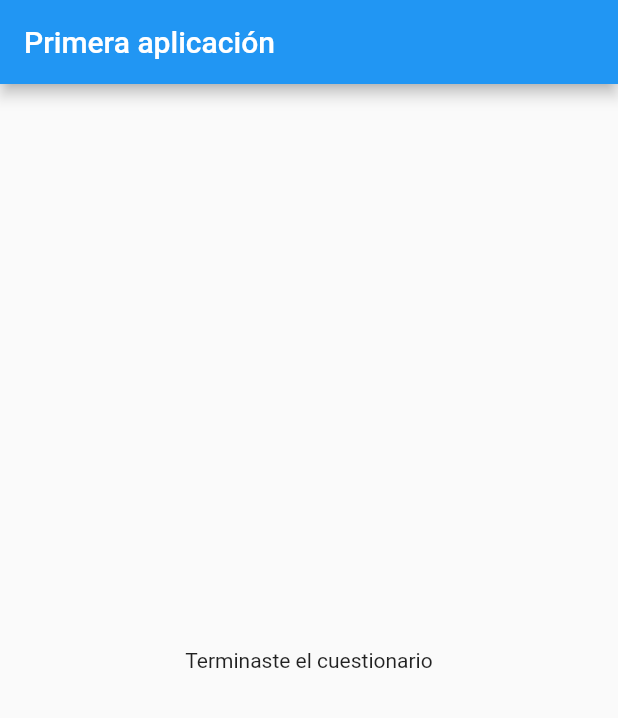
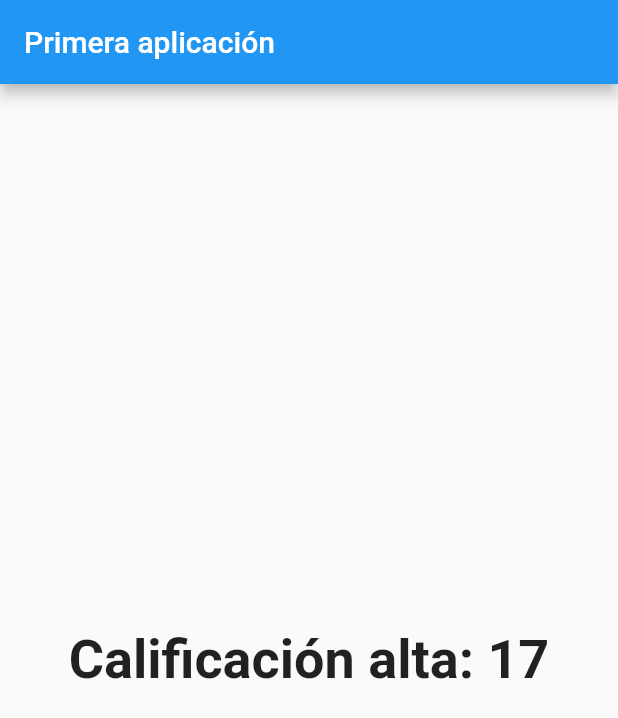
Before and after one commit to julioantonio12/flutter-app, a Flutter app: the screen it shows after launch, after a tap on "Naranja", after a tap on "Tortuga", after a tap on "Nemesis", on a phone screen of 412 x 824 dp. Shown: the top 718 px of the screen. Run offline on Flutter 3.47's test engine with Material 2 defaults, Android fonts, the phone set to English and light mode, and no system bars.

Commit message:
Implement score. Show score at the end of quiz

```diff
--- a/lib/main.dart
+++ b/lib/main.dart
@@ -17,23 +17,42 @@ class MyApp extends StatefulWidget {
 
 class _MyAppState extends State<MyApp> {
   var _questionIndex = 0;
+  var _totalScore = 0;
 
   final _questions = const [
     {
       'questionText': '¿Cuál es tu color favorito?',
-      'answers': ['Rojo', 'Verde', 'Amarillo', 'Naranja', 'Azúl']
+      'answers': [
+        {'text': 'Naranja', 'score': 4},
+        {'text': 'Verde', 'score': 10},
+        {'text': 'Azúl', 'score': 3},
+        {'text': 'Rojo', 'score': 1},
+        {'text': 'Amarillo', 'score': 6},
+      ]
     },
     {
       'questionText': '¿Cuál es tu animal preferido?',
-      'answers': ['Tortuga', 'León', 'Tigre', 'Tiburón']
+      'answers': [
+        {'text': 'Tigre', 'score': 5},
+        {'text': 'Tortuga', 'score': 10},
+        {'text': 'Tiburón', 'score': 2},
+        {'text': 'León', 'score': 7},
+      ]
     },
     {
       'questionText': '¿Quién es el mejor jugador de LoL?',
-      'answers': ['Dzukill', 'Nemesis', 'Faker']
+      'answers': [
+        {'text': 'Dzukill', 'score': 7},
+        {'text': 'Faker', 'score': 10},
+        {'text': 'Nemesis', 'score': 3},
+      ]
     },
   ];
 
-  void _answerQuestion() {
+  void _answerQuestion(int score) {
+    _totalScore += score;
+    print("score" + _totalScore.toString());
+
     setState(() {
       _questionIndex += 1;
     });
@@ -57,7 +76,7 @@ class _MyAppState extends State<MyApp> {
                 questionIndex: _questionIndex,
                 questions: _questions,
               )
-            : Result(),
+            : Result(_totalScore),
       ),
     );
   }
--- a/lib/quiz.dart
+++ b/lib/quiz.dart
@@ -16,8 +16,9 @@ class Quiz extends StatelessWidget {
   Widget build(BuildContext context) {
     return Column(children: [
       Question(questions[questionIndex]['questionText']), // as String
-      ...(questions[questionIndex]['answers'] as List<String>).map((answer) {
-        return Answer(answerQuestion, answer);
+      ...(questions[questionIndex]['answers'] as List<Map<String, Object>>)
+          .map((answer) {
+        return Answer(() => answerQuestion(answer['score']), answer['text']);
       }).toList(),
     ]);
   }
--- a/lib/result.dart
+++ b/lib/result.dart
@@ -1,10 +1,29 @@
 import 'package:flutter/material.dart';
 
 class Result extends StatelessWidget {
+  final int resultScore;
+
+  Result(this.resultScore);
+
+  String get resultPhrase {
+    String resultText;
+    if (resultScore <= 8) {
+      resultText = "Calificación baja: " + resultScore.toString();
+    } else if (resultScore <= 12) {
+      resultText = "Calificación media: " + resultScore.toString();
+    } else {
+      resultText = "Calificación alta: " + resultScore.toString();
+    }
+    return resultText;
+  }
+
   @override
   Widget build(BuildContext context) {
     return Center(
-      child: Text("Terminaste el cuestionario"),
+      child: Text(
+        resultPhrase,
+        style: TextStyle(fontSize: 36, fontWeight: FontWeight.bold),
+      ),
     );
   }
 }
```
